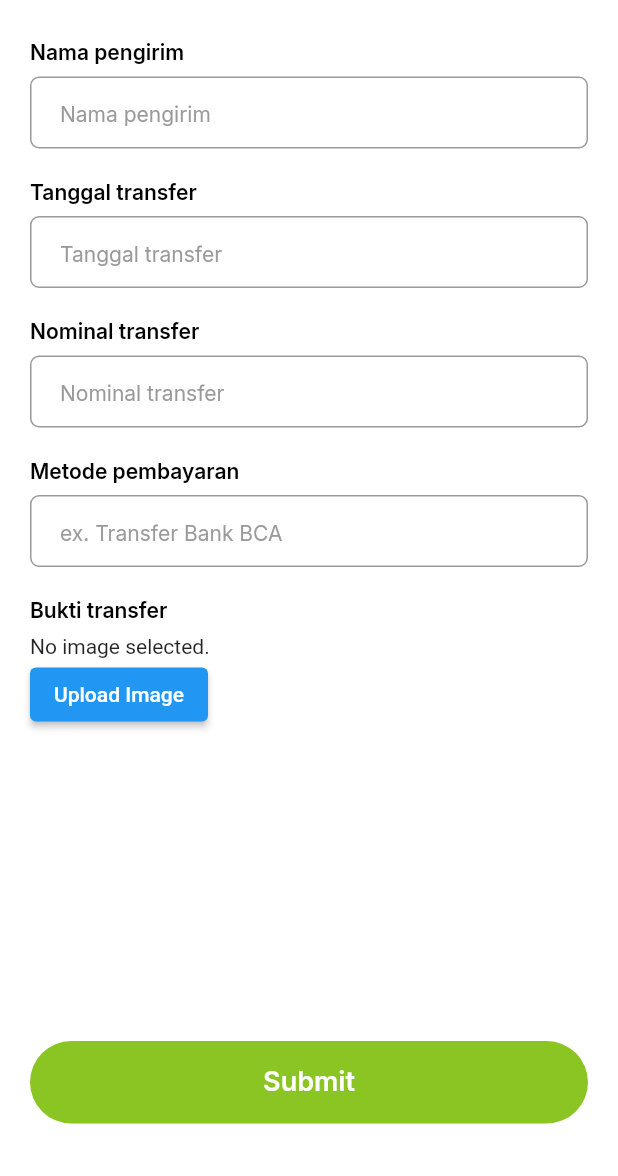
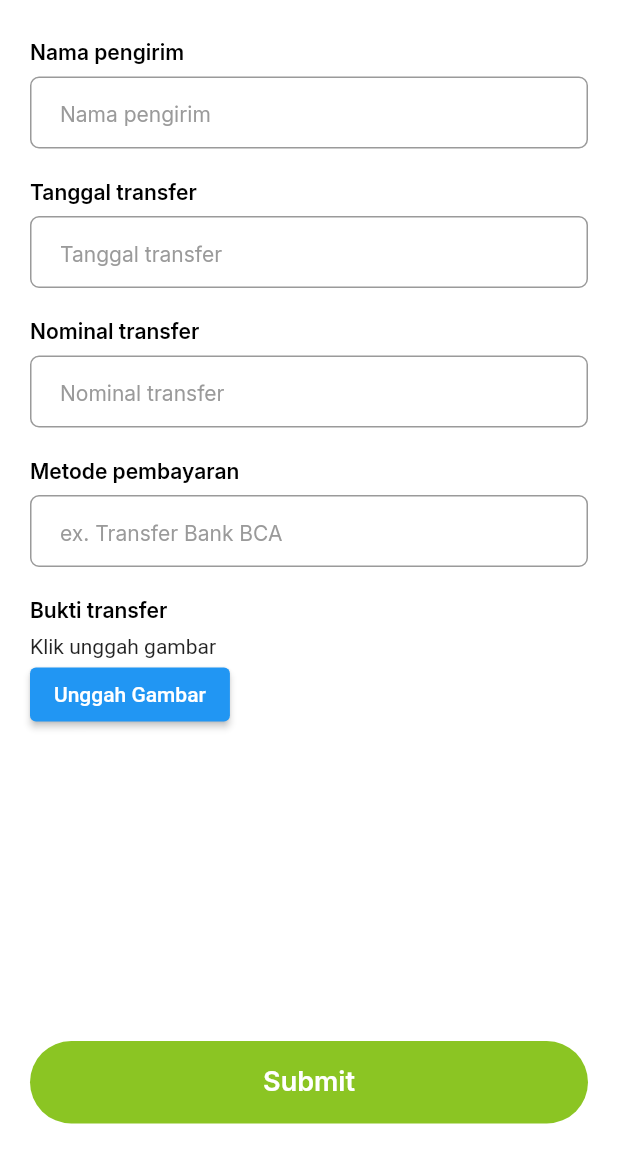
Before and after one commit to masan27/mafiaeduc-mobile, a Flutter app: the checkout3 screen opened directly, on a phone screen of 412 x 824 dp, the part 60-1236 px from its top. Run offline on Flutter 3.47's test engine with Material 2 defaults, Android fonts, the phone set to English and light mode, and no system bars; our stand-ins replace flutter_svg, get, google_fonts, image_picker, otp_text_field, shared_preferences; accounts and stored records are empty; project files that could hold a hidden picture were left out.

Commit message:
update format tanggal

```diff
--- a/lib/checkout/halaman3.dart
+++ b/lib/checkout/halaman3.dart
@@ -4,6 +4,7 @@ import 'package:flutter/material.dart';
 import 'package:get/get.dart';
 import 'package:google_fonts/google_fonts.dart';
 import 'package:image_picker/image_picker.dart';
+import 'package:intl/intl.dart';
 import 'package:mafiaeducation/checkout/waitingpay.dart';
 
 class checkout3 extends StatefulWidget {
@@ -14,6 +15,14 @@ class checkout3 extends StatefulWidget {
 }
 
 class _checkout3State extends State<checkout3> {
+  TextEditingController dateController = TextEditingController();
+
+  @override
+  void initState() {
+    super.initState();
+    dateController.text = "";
+  }
+
   File? _image;
   final picker = ImagePicker();
 
@@ -93,6 +102,24 @@ class _checkout3State extends State<checkout3> {
                             fontWeight: FontWeight.w600)),
                     SizedBox(height: 8),
                     TextField(
+                        readOnly: true,
+                        onTap: () async {
+                          DateTime? pickedData = await showDatePicker(
+                              context: context,
+                              initialDate: DateTime.now(),
+                              firstDate: DateTime(2000),
+                              lastDate: DateTime(2100));
+                          if (pickedData != null) {
+                            String formattedDate =
+                                DateFormat("dd-MM-yyyy").format(pickedData);
+                            setState(() {
+                              dateController.text = formattedDate.toString();
+                            });
+                          } else {
+                            print("Not selected");
+                          }
+                        },
+                        controller: dateController,
                         style: GoogleFonts.inter(
                             textStyle: TextStyle(
                                 color: Colors.black,
@@ -186,11 +213,11 @@ class _checkout3State extends State<checkout3> {
                             fontWeight: FontWeight.w600)),
                     SizedBox(height: 8),
                     _image == null
-                        ? Text('No image selected.')
+                        ? Text('Klik unggah gambar')
                         : Image.file(_image!),
                     ElevatedButton(
                       onPressed: getImage,
-                      child: Text('Upload Image'),
+                      child: Text('Unggah Gambar'),
                     ),
                   ],
                 ),
```
